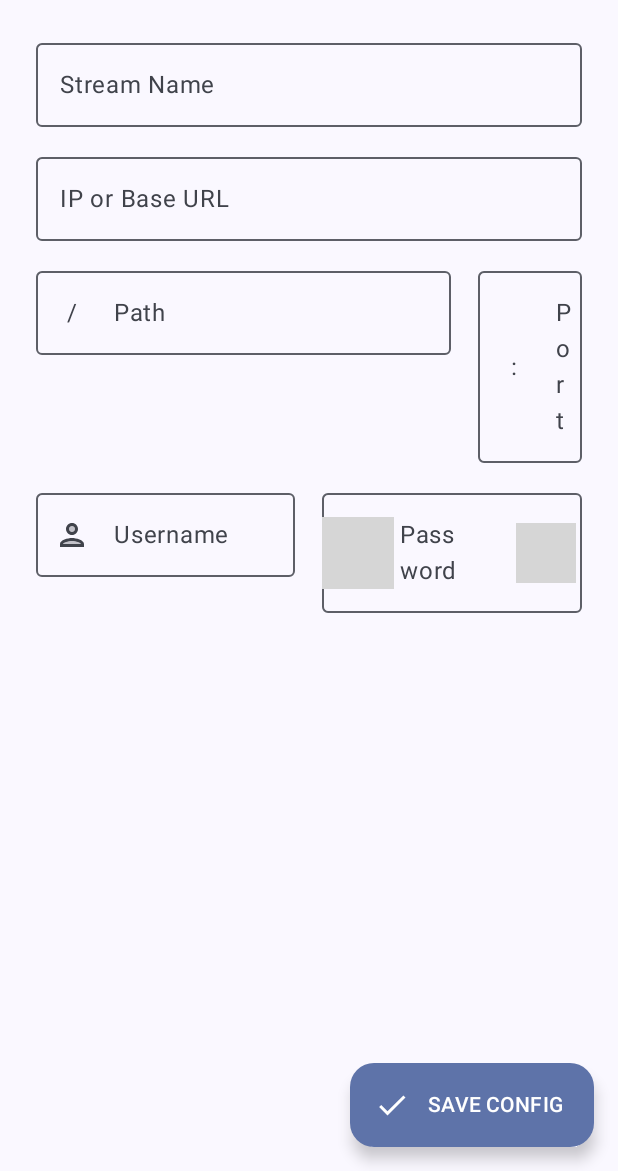
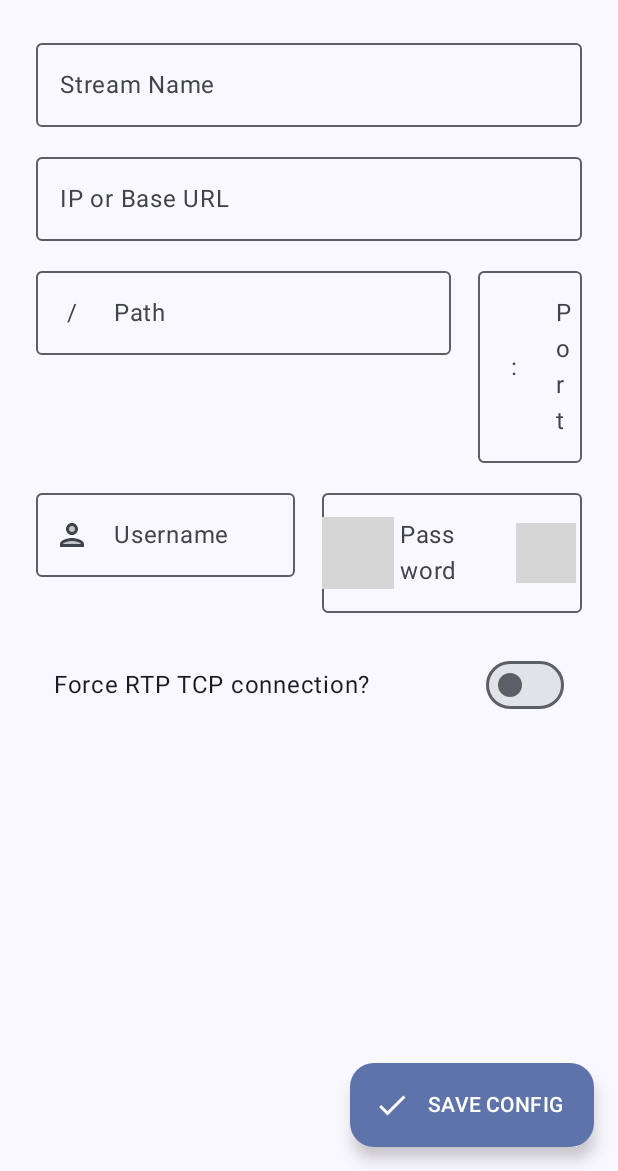
Before and after one commit to Yash-Garg/Streamer, an Android app built with Jetpack Compose: the screen it shows after launch (MainActivity), after a tap on "ADD STREAM", on a phone screen of 412 x 824 dp, the part 65-1236 px from its top. Run offline under Robolectric (Android 15) with nearby library versions, the phone set to English and light mode, and no system bars; our stand-ins replace Dagger/Hilt's generated code, Room's generated code, window size class; 3 statements that could not run were skipped; grey boxes are pictures that could not be loaded.

Commit message:
feat: show particular stream on selecting card

```diff
--- a/app/build.gradle.kts
+++ b/app/build.gradle.kts
@@ -2,6 +2,7 @@ plugins {
     alias(libs.plugins.com.android.application)
     alias(libs.plugins.kotlin.android)
     alias(libs.plugins.kotlin.kapt)
+    alias(libs.plugins.kotlin.parcelize)
     alias(libs.plugins.hilt)
 }
 
@@ -84,6 +85,7 @@ dependencies {
 
     implementation(libs.google.dagger.hilt)
     kapt(libs.google.dagger.hilt.compiler)
+    implementation(libs.gson)
 
     debugImplementation(libs.ui.tooling)
 }
--- a/app/src/main/AndroidManifest.xml
+++ b/app/src/main/AndroidManifest.xml
@@ -17,13 +17,14 @@
         android:allowBackup="true"
         android:banner="@mipmap/ic_launcher"
         android:dataExtractionRules="@xml/data_extraction_rules"
+        android:enableOnBackInvokedCallback="true"
         android:fullBackupContent="@xml/backup_rules"
         android:icon="@mipmap/ic_launcher"
         android:label="@string/app_name"
         android:roundIcon="@mipmap/ic_launcher_round"
         android:supportsRtl="true"
         android:theme="@style/Theme.Streamer"
-        tools:targetApi="31">
+        tools:targetApi="tiramisu">
         <activity
             android:name=".MainActivity"
             android:configChanges="keyboard|keyboardHidden|navigation"
--- a/app/src/main/java/dev/yashgarg/streamer/data/models/StreamConfig.kt
+++ b/app/src/main/java/dev/yashgarg/streamer/data/models/StreamConfig.kt
@@ -1,11 +1,14 @@
 package dev.yashgarg.streamer.data.models
 
+import android.os.Parcelable
 import androidx.annotation.Keep
 import androidx.room.ColumnInfo
 import androidx.room.Entity
 import androidx.room.PrimaryKey
+import kotlinx.parcelize.Parcelize
 
 @Keep
+@Parcelize
 @Entity(tableName = "configs")
 data class StreamConfig(
     @PrimaryKey(autoGenerate = true)
@@ -17,7 +20,7 @@ data class StreamConfig(
     val username: String? = null,
     val password: String? = null,
     @ColumnInfo(defaultValue = "0") val forceRtpTcp: Boolean
-) {
+) : Parcelable {
     override fun toString(): String {
         return if (username == null && password == null) {
             "rtsp://$ip:$port/$path"
--- a/app/src/main/java/dev/yashgarg/streamer/ui/StreamerApp.kt
+++ b/app/src/main/java/dev/yashgarg/streamer/ui/StreamerApp.kt
@@ -1,5 +1,8 @@
 package dev.yashgarg.streamer.ui
 
+import android.net.Uri
+import android.os.Build
+import android.util.Log
 import androidx.compose.foundation.layout.padding
 import androidx.compose.material.icons.Icons
 import androidx.compose.material.icons.twotone.Settings
@@ -16,16 +19,22 @@ import androidx.compose.ui.platform.LocalContext
 import androidx.compose.ui.text.TextStyle
 import androidx.compose.ui.text.font.FontWeight
 import androidx.compose.ui.unit.sp
+import androidx.core.os.bundleOf
 import androidx.hilt.navigation.compose.hiltViewModel
+import androidx.navigation.NavType
 import androidx.navigation.compose.NavHost
 import androidx.navigation.compose.composable
 import androidx.navigation.compose.rememberNavController
+import androidx.navigation.navArgument
+import com.google.gson.Gson
 import dev.yashgarg.streamer.R
+import dev.yashgarg.streamer.data.AssetParamType
 import dev.yashgarg.streamer.data.models.NavDestinations
 import dev.yashgarg.streamer.data.models.StreamConfig
 import dev.yashgarg.streamer.ui.config.ConfigScreen
 import dev.yashgarg.streamer.ui.config.ConfigViewModel
 import dev.yashgarg.streamer.ui.home.HomeScreen
+import dev.yashgarg.streamer.ui.home.HomeViewModel
 import dev.yashgarg.streamer.ui.player.VideoPlayer
 
 @OptIn(ExperimentalMaterial3Api::class)
@@ -50,27 +59,41 @@ fun StreamerApp(windowSizeClass: WindowSizeClass) {
                 },
             )
         },
-    ) {
+    ) { paddingValies ->
         NavHost(
-            modifier = Modifier.padding(it), navController = navController,
+            modifier = Modifier.padding(paddingValies), navController = navController,
             startDestination = NavDestinations.HomeScreen.route
         ) {
             composable(NavDestinations.HomeScreen.route) {
-                HomeScreen(onAddClick = {
-                    navController.navigate(NavDestinations.ConfigScreen.route)
-                })
+                val homeViewModel = hiltViewModel<HomeViewModel>()
+                HomeScreen(
+                    viewModel = homeViewModel,
+                    onAddClick = {
+                        navController.navigate(NavDestinations.ConfigScreen.route)
+                    },
+                    onStreamClick = { config ->
+                        val json = Uri.encode(Gson().toJson(config))
+                        navController.navigate("${NavDestinations.PlayerScreen.route}/$json")
+                    }
+                )
             }
 
             composable(NavDestinations.ConfigScreen.route) {
                 val configViewModel = hiltViewModel<ConfigViewModel>()
                 ConfigScreen(
                     viewModel = configViewModel,
-                    onConfigSaved = {
-                        navController.navigateUp()
-                    })
+                    onConfigSaved = { navController.navigateUp() }
+                )
             }
 
-            composable(NavDestinations.PlayerScreen.route) {
+            composable(
+                "${NavDestinations.PlayerScreen.route}/{config}",
+                arguments = listOf(
+                    navArgument("config") { type = AssetParamType() }
+                )
+            ) {
+                val streamConfig = it.arguments?.getParcelable<StreamConfig>("config")
+                streamConfig?.let { VideoPlayer(streamUri = streamConfig) }
             }
         }
     }
--- a/app/src/main/java/dev/yashgarg/streamer/ui/config/ConfigScreen.kt
+++ b/app/src/main/java/dev/yashgarg/streamer/ui/config/ConfigScreen.kt
@@ -1,5 +1,6 @@
 package dev.yashgarg.streamer.ui.config
 
+import androidx.compose.foundation.layout.Arrangement
 import androidx.compose.foundation.layout.Column
 import androidx.compose.foundation.layout.Row
 import androidx.compose.foundation.layout.Spacer
@@ -17,9 +18,11 @@ import androidx.compose.material.icons.twotone.VisibilityOff
 import androidx.compose.material.icons.twotone.Warning
 import androidx.compose.material3.ExperimentalMaterial3Api
 import androidx.compose.material3.ExtendedFloatingActionButton
+import androidx.compose.material3.FilledTonalButton
 import androidx.compose.material3.Icon
 import androidx.compose.material3.IconButton
 import androidx.compose.material3.Scaffold
+import androidx.compose.material3.Switch
 import androidx.compose.material3.Text
 import androidx.compose.runtime.Composable
 import androidx.compose.runtime.LaunchedEffect
@@ -27,6 +30,7 @@ import androidx.compose.runtime.getValue
 import androidx.compose.runtime.mutableStateOf
 import androidx.compose.runtime.saveable.rememberSaveable
 import androidx.compose.runtime.setValue
+import androidx.compose.ui.Alignment
 import androidx.lifecycle.viewmodel.compose.viewModel
 import androidx.compose.ui.Modifier
 import androidx.compose.ui.platform.LocalContext
@@ -166,6 +170,21 @@ fun ConfigScreen(
                     }
                 )
             }
+            Spacer(modifier = Modifier.height(12.dp))
+            Row(
+                modifier = Modifier.fillMaxWidth().padding(12.dp),
+                horizontalArrangement = Arrangement.Center,
+                verticalAlignment = Alignment.CenterVertically
+            ) {
+                Text(text = "Force RTP TCP connection?")
+                Spacer(modifier = Modifier.weight(1f))
+                Switch(
+                    checked = state.forceRtpTcp,
+                    onCheckedChange = {
+                        viewModel.onEvent(ConfigFormEvent.forceRtpTcpChanged(it))
+                    },
+                )
+            }
         }
     }
 }
--- /dev/null
+++ b/app/src/main/java/dev/yashgarg/streamer/ui/home/HomeViewModel.kt
@@ -0,0 +1,42 @@
+package dev.yashgarg.streamer.ui.home
+
+import androidx.compose.runtime.getValue
+import androidx.compose.runtime.mutableStateOf
+import androidx.compose.runtime.setValue
+import androidx.lifecycle.ViewModel
+import androidx.lifecycle.viewModelScope
+import dagger.hilt.android.lifecycle.HiltViewModel
+import dev.yashgarg.streamer.data.daos.ConfigDao
+import dev.yashgarg.streamer.data.models.StreamConfig
+import kotlinx.coroutines.flow.catch
+import kotlinx.coroutines.flow.collectLatest
+import kotlinx.coroutines.launch
+import javax.inject.Inject
+
+@HiltViewModel
+class HomeViewModel @Inject constructor(
+    configDao: ConfigDao
+) : ViewModel() {
+    var state by mutableStateOf(HomeState())
+        private set
+
+    init {
+        viewModelScope.launch {
+            runCatching {
+                configDao.getConfigs()
+                    .catch {
+                        state = state.copy(error = it.message, isLoading = false)
+                    }
+                    .collectLatest {
+                        state = state.copy(configs = it, isLoading = false)
+                    }
+            }
+        }
+    }
+}
+
+data class HomeState(
+    val configs: List<StreamConfig> = emptyList(),
+    val isLoading: Boolean = true,
+    val error: String? = null
+)
--- a/build.gradle.kts
+++ b/build.gradle.kts
@@ -3,5 +3,6 @@ plugins {
     alias(libs.plugins.com.android.application) apply false
     alias(libs.plugins.kotlin.android) apply false
     alias(libs.plugins.kotlin.kapt) apply false
+    alias(libs.plugins.kotlin.parcelize) apply false
     alias(libs.plugins.hilt) apply false
 }
--- a/gradle/libs.versions.toml
+++ b/gradle/libs.versions.toml
@@ -25,6 +25,7 @@ core-ktx = { group = "androidx.core", name = "core-ktx", version.ref = "core-ktx
 
 google-dagger-hilt = { module = "com.google.dagger:hilt-android", version.ref = "hilt" }
 google-dagger-hilt-compiler = { module = "com.google.dagger:hilt-compiler", version.ref = "hilt" }
+gson = "com.google.code.gson:gson:2.10.1"
 
 lifecycle-runtime-ktx = { group = "androidx.lifecycle", name = "lifecycle-runtime-ktx", version.ref = "lifecycle-runtime-ktx" }
 
@@ -52,6 +53,7 @@ com-android-application = { id = "com.android.application", version.ref = "agp"
 hilt = { id = "com.google.dagger.hilt.android", version.ref = "hilt" }
 kotlin-android = { id = "org.jetbrains.kotlin.android", version.ref = "kotlin" }
 kotlin-kapt = { id = "org.jetbrains.kotlin.kapt", version.ref = "kotlin" }
+kotlin-parcelize = { id = "org.jetbrains.kotlin.plugin.parcelize", version.ref = "kotlin" }
 
 [bundles]
 media3 = ["media3-exoplayer", "media3-rtsp", "media3-ui", "media3-ui-leanback", "media3-datasource-rtmp", "media3-session"]
```
Also changed, not shown: app/src/main/java/dev/yashgarg/streamer/data/AssetParamType.kt (added, +25 -0 lines), app/src/main/java/dev/yashgarg/streamer/ui/home/HomeScreen.kt (+38 -1 lines).
